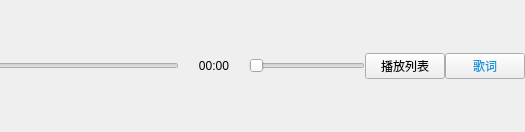
The window that src/view/playfuncview.ui (zhichao10086/MusicPlayer) describes before a commit, drawn with Qt 5; both pictures show x 578 to 1103 and y 0 to 132 of the 1103 by 132 pixel window.
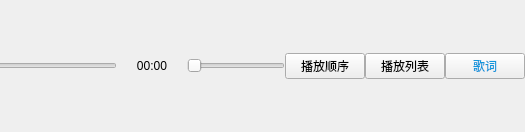
The same window after the commit. Icons and pictures are not drawn. Custom widgets are drawn as their Qt base class.

Commit message: 最近播放列表更新完成

Patch:
```diff
--- a/src/view/playfuncview.ui
+++ b/src/view/playfuncview.ui
@@ -135,7 +135,7 @@
       </layout>
      </item>
      <item>
-      <layout class="QHBoxLayout" name="horizontalLayout_3" stretch="0,14,0,4,0,0">
+      <layout class="QHBoxLayout" name="horizontalLayout_3" stretch="0,14,0,4,0,0,0">
        <property name="bottomMargin">
         <number>0</number>
        </property>
@@ -188,6 +188,13 @@
          </property>
         </widget>
        </item>
+       <item>
+        <widget class="QMenuButton" name="btnPlayMode">
+         <property name="text">
+          <string>播放顺序</string>
+         </property>
+        </widget>
+       </item>
        <item>
         <widget class="QPushButton" name="btnPlaySheet">
          <property name="text">
@@ -212,6 +219,13 @@
    </item>
   </layout>
  </widget>
+ <customwidgets>
+  <customwidget>
+   <class>QMenuButton</class>
+   <extends>QPushButton</extends>
+   <header location="global">qmenubutton.h</header>
+  </customwidget>
+ </customwidgets>
  <resources/>
  <connections/>
 </ui>
```
The commit also changes 58 other files.
